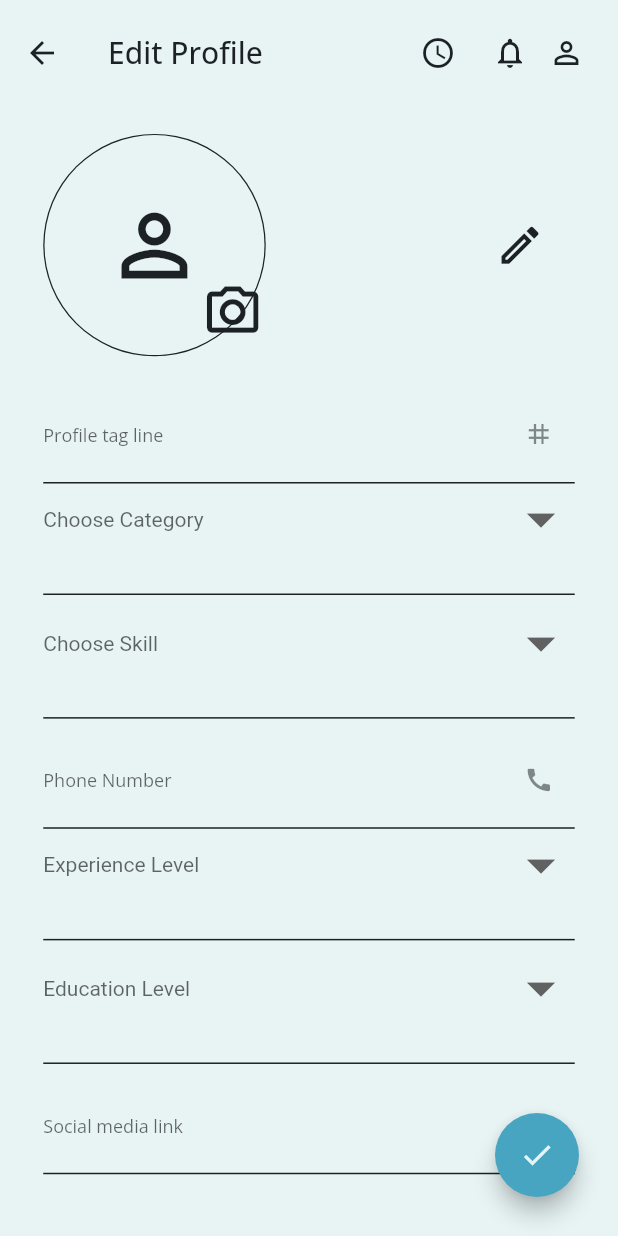
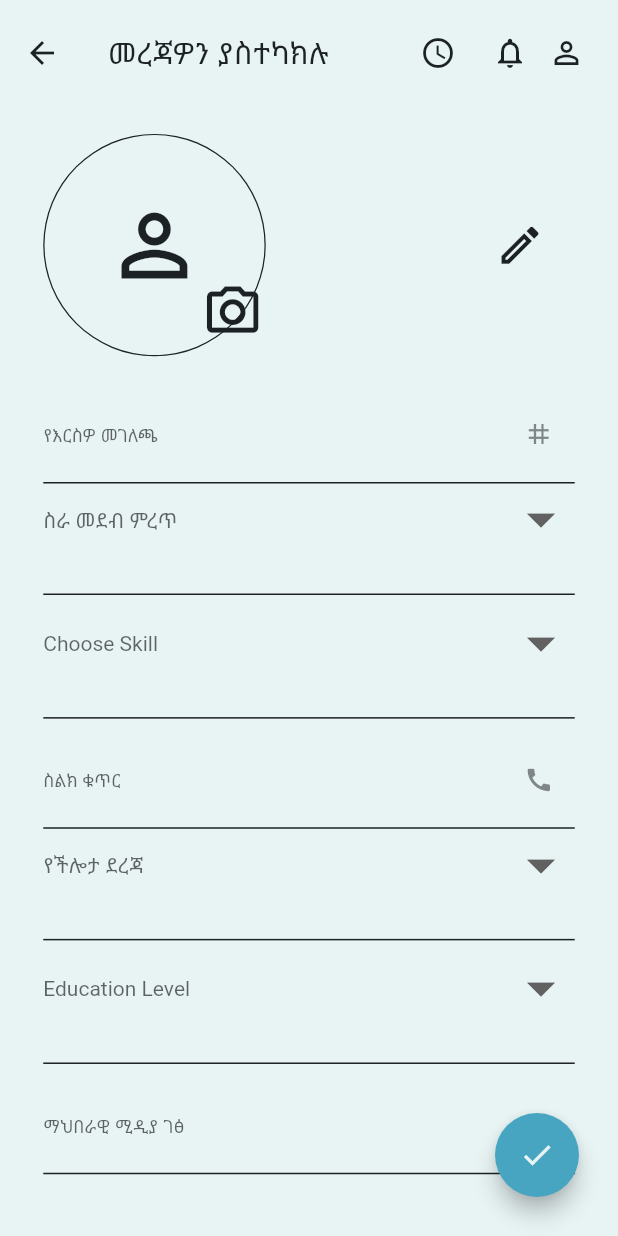
Before and after one commit to alazarlemma02/Freelance-App-flutter-project, a Flutter app: the EditProfilePage screen opened by its route, on a phone screen of 412 x 824 dp. Run offline on Flutter 3.47's test engine with Material 2 defaults, Android fonts, the phone set to English and light mode, and no system bars; our stand-ins replace cloud_firestore, easy_localization, firebase_auth, firebase_core, image_picker; accounts and stored records are empty.

```diff
--- a/lib/view/screens/avilable_jobs_page.dart
+++ b/lib/view/screens/avilable_jobs_page.dart
@@ -38,7 +38,9 @@ class _AvailableJobsState extends State<AvailableJobs> {
             ),
           ),
           IconButton(
-            onPressed: () => {Navigator.pushNamed(context, '/EditProfilePage')},
+            onPressed: () => {
+              Navigator.pushNamed(context, '/EditProfilePage'),
+            },
             icon: Icon(
               Icons.person_outline,
               color: CustomColors.blackTextColor,
--- a/lib/view/screens/edit_profile_page.dart
+++ b/lib/view/screens/edit_profile_page.dart
@@ -14,6 +14,7 @@ import 'package:sira/view/widgets/text_fields.dart';
 import 'package:sira/view/widgets/upload_attachment.dart';
 
 class EditProfilePage extends StatefulWidget {
+  void Function(String?)? callback;
   String? categoryTxt;
   String? skillTxt;
   String? exprTxt;
@@ -23,7 +24,8 @@ class EditProfilePage extends StatefulWidget {
       this.categoryTxt,
       this.educationTxt,
       this.exprTxt,
-      this.skillTxt})
+      this.skillTxt,
+      this.callback})
       : super(key: myKey);
 
   @override
@@ -45,7 +47,7 @@ class _EditProfilePageState extends State<EditProfilePage> {
 
   @override
   Widget build(BuildContext context) {
-    context.locale = const Locale('en', 'US');
+    context.locale = const Locale('am', 'ETH');
     return Scaffold(
       backgroundColor: CustomColors.backgroundColor,
       appBar: AppBar(
@@ -161,7 +163,10 @@ class _EditProfilePageState extends State<EditProfilePage> {
                               field_height: 0.03,
                               editingController: _profile_tagcont,
                               maximumLines: 1),
-                          const CategoryDropDown(),
+                          CategoryDropDown(
+                            callback: callBack,
+                            item: widget.categoryTxt.toString(),
+                          ),
                           const SkillDropDown(),
                           TextFieldPage(
                               hint_text: 'phone-number',
--- a/lib/view/widgets/category_dropdown.dart
+++ b/lib/view/widgets/category_dropdown.dart
@@ -5,15 +5,13 @@ import 'package:flutter/src/widgets/framework.dart';
 import 'package:sira/constants/colors.dart';
 import 'package:sira/view/screens/edit_profile_page.dart';
 
-class CategoryDropDown extends StatefulWidget {
-  const CategoryDropDown({super.key});
+class CategoryDropDown extends StatelessWidget {
+  final String item;
+  final void Function(String?) callback;
+  CategoryDropDown({Key? key, required this.item, required this.callback})
+      : super(key: key);
 
-  @override
-  State<CategoryDropDown> createState() => _CategoryDropDownState();
-}
-
-class _CategoryDropDownState extends State<CategoryDropDown> {
-  EditProfilePage editProfilePage = new EditProfilePage();
+  // EditProfilePage editProfilePage = new EditProfilePage();
   List category = [
     'category-1',
     'category-2',
@@ -49,12 +47,7 @@ class _CategoryDropDownState extends State<CategoryDropDown> {
                       color: CustomColors.blackTextColor, fontSize: 12),
                 )))
             .toList(),
-        onChanged: (cat) async {
-          setState(() {
-            selectedItem = cat;
-          });
-          // editProfilePage.setCategory(selectedItem);
-        },
+        onChanged: callback,
       ),
     );
   }
--- a/lib/view/widgets/education_level_dropdown.dart
+++ b/lib/view/widgets/education_level_dropdown.dart
@@ -13,7 +13,7 @@ class EducationLevelDropDown extends StatefulWidget {
 }
 
 class _CategoryDropDownState extends State<EducationLevelDropDown> {
-  EditProfilePage editProfilePage = new EditProfilePage();
+  // EditProfilePage editProfilePage = new EditProfilePage();
   List category = [
     'high school diploma',
     'college degree',
--- a/lib/view/widgets/experience_level_dropdown.dart
+++ b/lib/view/widgets/experience_level_dropdown.dart
@@ -19,7 +19,7 @@ class ExperienceLevelDropDown extends StatefulWidget {
 class _CategoryDropDownState extends State<ExperienceLevelDropDown> {
   List category = ['Beginner', 'Intermidiate', 'Expert'];
   String? selectedItem;
-  EditProfilePage editProfilePage = new EditProfilePage();
+  // EditProfilePage editProfilePage = new EditProfilePage();
 
   @override
   Widget build(BuildContext context) {
--- a/lib/view/widgets/skill_dropdown.dart
+++ b/lib/view/widgets/skill_dropdown.dart
@@ -13,7 +13,7 @@ class SkillDropDown extends StatefulWidget {
 }
 
 class _SkillDropDownState extends State<SkillDropDown> {
-  EditProfilePage editProfilePage = new EditProfilePage();
+  // EditProfilePage editProfilePage = new EditProfilePage();
   List category = [
     'Skill-1',
     'Skill-2',
```
Also changed, not shown: 1 other file.
